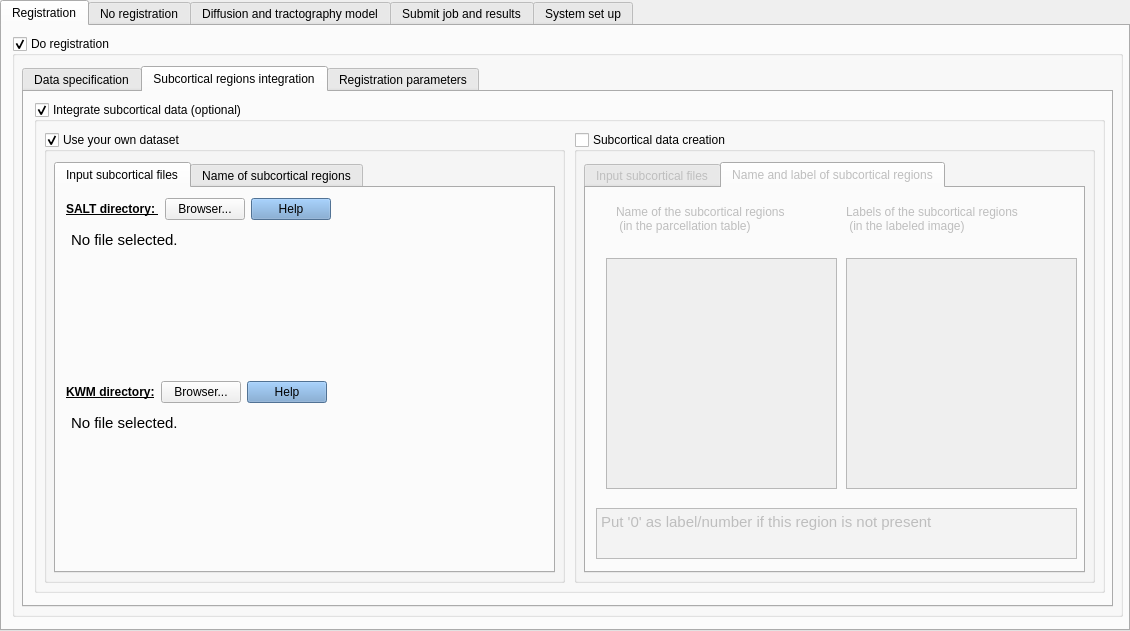
Old version of the form interface_tab.ui in the repository elodiepiot/CONTINUITY_all.
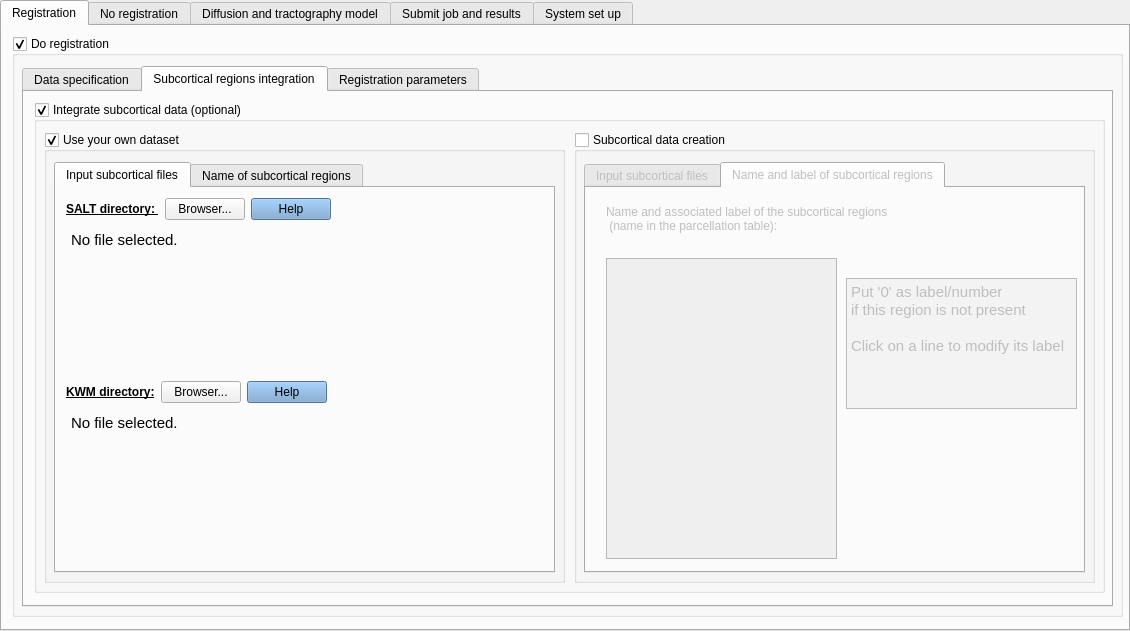
New version of the form.

Commit message: ENH: QInuputBox to change label

The edit to the form file:
```diff
--- a/interface_tab.ui
+++ b/interface_tab.ui
@@ -1346,10 +1346,10 @@
           <widget class="QTextEdit" name="color_sc_textEdit_3">
            <property name="geometry">
             <rect>
-             <x>10</x>
-             <y>320</y>
-             <width>481</width>
-             <height>51</height>
+             <x>260</x>
+             <y>90</y>
+             <width>231</width>
+             <height>131</height>
             </rect>
            </property>
            <property name="autoFillBackground">
@@ -1368,31 +1368,10 @@
 &lt;html&gt;&lt;head&gt;&lt;meta name=&quot;qrichtext&quot; content=&quot;1&quot; /&gt;&lt;style type=&quot;text/css&quot;&gt;
 p, li { white-space: pre-wrap; }
 &lt;/style&gt;&lt;/head&gt;&lt;body style=&quot; font-family:'Ubuntu'; font-size:11pt; font-weight:400; font-style:normal;&quot;&gt;
-&lt;p style=&quot; margin-top:0px; margin-bottom:0px; margin-left:0px; margin-right:0px; -qt-block-indent:0; text-indent:0px;&quot;&gt;Put '0' as label/number if this region is not present&lt;/p&gt;&lt;/body&gt;&lt;/html&gt;</string>
-           </property>
-          </widget>
-          <widget class="QTextEdit" name="check_table">
-           <property name="geometry">
-            <rect>
-             <x>10</x>
-             <y>240</y>
-             <width>471</width>
-             <height>61</height>
-            </rect>
-           </property>
-           <property name="styleSheet">
-            <string notr="true">QTextEdit {
-	background-color : transparent
-}</string>
-           </property>
-           <property name="readOnly">
-            <bool>true</bool>
-           </property>
-           <property name="html">
-            <string>&lt;!DOCTYPE HTML PUBLIC &quot;-//W3C//DTD HTML 4.0//EN&quot; &quot;http://www.w3.org/TR/REC-html40/strict.dtd&quot;&gt;
-&lt;html&gt;&lt;head&gt;&lt;meta name=&quot;qrichtext&quot; content=&quot;1&quot; /&gt;&lt;style type=&quot;text/css&quot;&gt;
-p, li { white-space: pre-wrap; }
-&lt;/style&gt;&lt;/head&gt;&lt;body style=&quot; font-family:'Ubuntu'; font-size:11pt; font-weight:400; font-style:normal;&quot;&gt;
+&lt;p style=&quot; margin-top:0px; margin-bottom:0px; margin-left:0px; margin-right:0px; -qt-block-indent:0; text-indent:0px;&quot;&gt;Put '0' as label/number &lt;/p&gt;
+&lt;p style=&quot; margin-top:0px; margin-bottom:0px; margin-left:0px; margin-right:0px; -qt-block-indent:0; text-indent:0px;&quot;&gt;if this region is not present&lt;/p&gt;
+&lt;p style=&quot;-qt-paragraph-type:empty; margin-top:0px; margin-bottom:0px; margin-left:0px; margin-right:0px; -qt-block-indent:0; text-indent:0px;&quot;&gt;&lt;br /&gt;&lt;/p&gt;
+&lt;p style=&quot; margin-top:0px; margin-bottom:0px; margin-left:0px; margin-right:0px; -qt-block-indent:0; text-indent:0px;&quot;&gt;Click on a line to modify its label&lt;/p&gt;
 &lt;p style=&quot;-qt-paragraph-type:empty; margin-top:0px; margin-bottom:0px; margin-left:0px; margin-right:0px; -qt-block-indent:0; text-indent:0px;&quot;&gt;&lt;br /&gt;&lt;/p&gt;&lt;/body&gt;&lt;/html&gt;</string>
            </property>
           </widget>
@@ -1402,46 +1381,35 @@
              <x>20</x>
              <y>70</y>
              <width>231</width>
-             <height>231</height>
-            </rect>
-           </property>
-          </widget>
-          <widget class="QListWidget" name="listWidget_2">
-           <property name="geometry">
-            <rect>
-             <x>260</x>
-             <y>70</y>
-             <width>231</width>
-             <height>231</height>
+             <height>301</height>
             </rect>
            </property>
           </widget>
           <widget class="QLabel" name="label_4">
            <property name="geometry">
             <rect>
-             <x>30</x>
+             <x>20</x>
              <y>10</y>
-             <width>221</width>
+             <width>371</width>
              <height>41</height>
             </rect>
            </property>
            <property name="text">
-            <string>Name of the subcortical regions 
- (in the parcellation table)</string>
+            <string>Name and associated label of the subcortical regions 
+ (name in the parcellation table): </string>
            </property>
           </widget>
           <widget class="QLabel" name="label_24">
            <property name="geometry">
             <rect>
-             <x>260</x>
-             <y>10</y>
-             <width>221</width>
-             <height>41</height>
+             <x>300</x>
+             <y>240</y>
+             <width>171</width>
+             <height>71</height>
             </rect>
            </property>
            <property name="text">
-            <string>Labels of the subcortical regions 
- (in the labeled image)</string>
+            <string/>
            </property>
           </widget>
          </widget>
```
Left out of the diff: 13 changed lines with no effect on the pictures. The commit also changes 4 other files.
